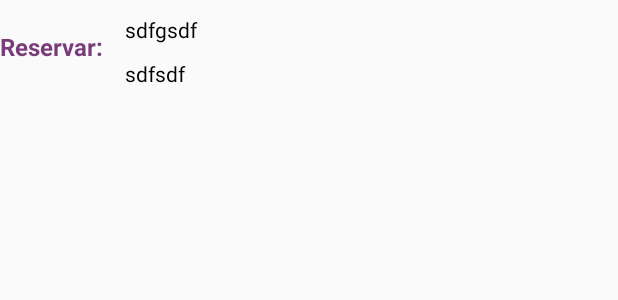
After one commit to alu0100697032/TFGAndroidMobileApp, an Android app: the layout service_layout.xml on its own in the app's theme, with its tools: preview values and no code run, on a phone screen of 412 x 824 dp. The commit adds this screen. Shown: the top 300 px of the screen. Run offline under Robolectric (Android 15) with nearby library versions, the phone set to English and light mode, and no system bars; network calls fail.

Commit message:
Adding service section

```diff
--- /dev/null
+++ b/UllApp/app/src/main/res/layout/service_layout.xml
@@ -0,0 +1,46 @@
+<?xml version="1.0" encoding="utf-8"?>
+<RelativeLayout xmlns:android="http://schemas.android.com/apk/res/android"
+    android:layout_width="match_parent"
+    android:layout_height="wrap_content"
+    android:clickable="true"
+    android:focusable="true"
+    android:background="?android:attr/selectableItemBackground">
+
+    <TextView
+        android:id="@+id/reservar"
+        android:text="Reservar: "
+        android:textSize="16dp"
+        android:textColor="@color/colorPrimary"
+        android:layout_width="wrap_content"
+        android:layout_height="wrap_content"
+        android:textStyle="bold"
+        android:paddingTop="20dp"/>
+
+    <LinearLayout xmlns:android="http://schemas.android.com/apk/res/android"
+        android:layout_width="match_parent"
+        android:layout_height="wrap_content"
+        android:paddingBottom="10dp"
+        android:paddingLeft="10dp"
+        android:orientation="vertical"
+        android:id="@+id/infoPista"
+        android:layout_toRightOf="@+id/reservar">
+
+        <TextView
+            android:id="@+id/name"
+            android:text="sdfgsdf"
+            android:textColor="@color/colorBlack"
+            android:layout_width="match_parent"
+            android:layout_height="wrap_content"
+            android:paddingTop="10dp"/>
+
+        <TextView
+            android:id="@+id/type"
+            android:text="sdfsdf"
+            android:textColor="@color/colorBlack"
+            android:layout_width="match_parent"
+            android:layout_height="wrap_content"
+            android:paddingTop="10dp"/>
+
+    </LinearLayout>
+
+</RelativeLayout>
--- a/UllApp/app/src/main/res/menu/activity_main_drawer.xml
+++ b/UllApp/app/src/main/res/menu/activity_main_drawer.xml
@@ -12,6 +12,10 @@
             android:id="@+id/user_info"
             android:icon="@drawable/ic_menu_user"
             android:title="@string/user_info" />
+        <item
+            android:id="@+id/nav_service"
+            android:icon="@drawable/ic_menu_service"
+            android:title="@string/service" />
         <item
             android:id="@+id/nav_maps"
             android:icon="@drawable/ic_menu_marker"
```
Also changed, not shown: UllApp/app/src/main/java/com/example/v/ullapp/fragments/ServiceFragment.java (added, +88 -0 lines), UllApp/app/src/main/java/com/example/v/ullapp/service/DownloadXmlService.java (added, +73 -0 lines), UllApp/app/src/main/java/com/example/v/ullapp/service/ServiceAdapter.java (added, +55 -0 lines), UllApp/app/src/main/java/com/example/v/ullapp/service/ServiceItem.java (added, +55 -0 lines), UllApp/app/src/main/java/com/example/v/ullapp/service/ServiceXmlParser.java (added, +143 -0 lines), UllApp/app/src/main/res/drawable/ic_menu_service.xml (added, +9 -0 lines), UllApp/app/src/main/res/layout/content_service.xml (added, +11 -0 lines).
